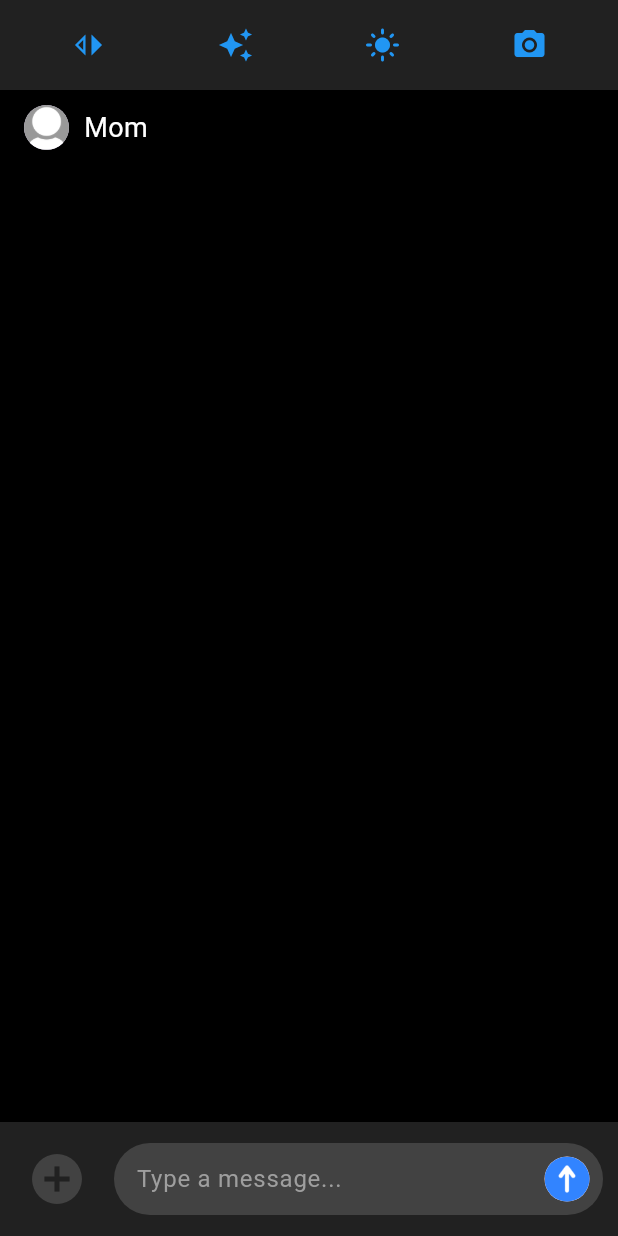
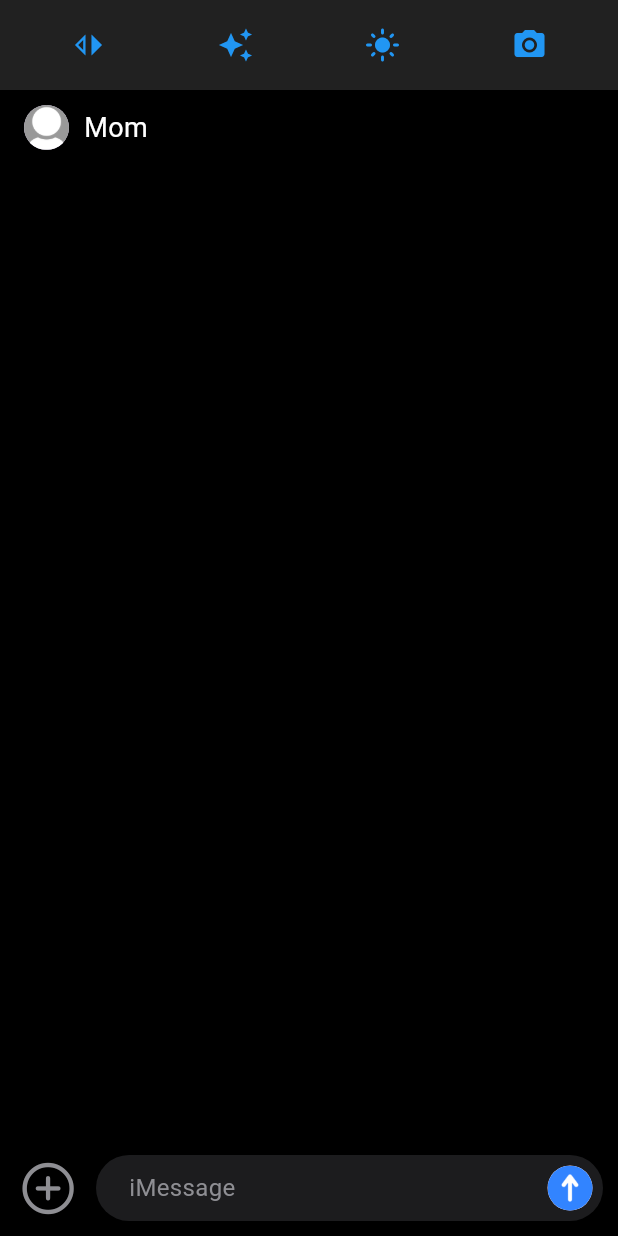
Before and after one commit to KrazeeCoder/scrapyardmar2025NiVi, a Flutter app: the screen it shows after launch, on a phone screen of 412 x 824 dp. Run offline on Flutter 3.47's test engine with Material 3 defaults, Android fonts, the phone set to English and light mode, and no system bars; drawn by our look-alikes of screenshot; our stand-ins replace google_generative_ai, share_plus.

Commit message:
bottom bar and chat messages

```diff
--- a/lib/fakeChatScreen.dart
+++ b/lib/fakeChatScreen.dart
@@ -1,5 +1,6 @@
 import 'dart:io';
 import 'dart:typed_data';
+import 'package:flutter/cupertino.dart';
 import 'package:flutter/material.dart';
 import 'package:screenshot/screenshot.dart';
 import 'package:path_provider/path_provider.dart';
@@ -89,7 +90,18 @@ class _FakeChatScreenState extends State<FakeChatScreen> {
             isDarkMode: isDarkMode, // Pass the current theme mode
           ),
           // Add the profile picture and "Mom" text here
-          Container(
+          CupertinoTheme(
+            data: CupertinoThemeData(
+              brightness: isDarkMode ? Brightness.dark : Brightness.light,
+              textTheme: CupertinoTextThemeData(
+                textStyle: TextStyle(
+                  fontFamily: '.SF UI Text', // Cupertino/iMessage-like font
+                  fontSize: 16,
+                  color: isDarkMode ? Colors.white : Colors.black,
+                ),
+              ),
+            ),
+            child: Container(
               color: backgroundColor,
               padding: const EdgeInsets.symmetric(vertical: 10, horizontal: 16),
               child: Row(
@@ -104,6 +116,7 @@ class _FakeChatScreenState extends State<FakeChatScreen> {
                     style: TextStyle(color: textColor, fontSize: 18),
                   ),
                 ],
+              ),
             ),
           ),
           Expanded(
--- a/lib/inputField.dart
+++ b/lib/inputField.dart
@@ -1,3 +1,4 @@
+import 'package:flutter/cupertino.dart';
 import 'package:flutter/material.dart';
 
 class InputField extends StatelessWidget {
@@ -16,19 +17,31 @@ class InputField extends StatelessWidget {
 
   @override
   Widget build(BuildContext context) {
-    return Container(
+    return CupertinoTheme(
+      data: CupertinoThemeData(
+        brightness: isDarkMode ? Brightness.dark : Brightness.light,
+        textTheme: CupertinoTextThemeData(
+          textStyle: TextStyle(
+            fontFamily: '.SF UI Text', // Cupertino/iMessage-like font
+            fontSize: 16,
+            color: isDarkMode ? Colors.white : Colors.black,
+          ),
+        ),
+      ),
+      child: Container(
         padding: const EdgeInsets.all(10),
-      color: isDarkMode ? Colors.grey[900] : Colors.grey[200],
+        color: isDarkMode ? CupertinoColors.systemBackground.darkColor : CupertinoColors.systemBackground,
         child: Row(
           children: [
             // Plus icon on the left
-          IconButton(
+            CupertinoButton(
+              padding: EdgeInsets.zero,
               onPressed: () {
                 // Add functionality for the plus icon (e.g., show attachment options)
               },
-            icon: Icon(
-              Icons.add_circle,
-              color: isDarkMode ? Colors.grey[800] : Colors.grey[200],
+              child: Icon(
+                CupertinoIcons.add_circled,
+                color: isDarkMode ? CupertinoColors.systemGrey : CupertinoColors.systemGrey2,
                 size: 40,
               ),
             ),
@@ -37,33 +50,34 @@ class InputField extends StatelessWidget {
             Expanded(
               child: Container(
                 decoration: BoxDecoration(
-                color: isDarkMode ? Colors.grey[800] : Colors.grey[300],
+                  color: isDarkMode ? CupertinoColors.systemGrey6.darkColor : CupertinoColors.systemGrey6,
                   borderRadius: BorderRadius.circular(25),
                 ),
                 child: Row(
                   children: [
                     const SizedBox(width: 15),
                     Expanded(
-                    child: TextField(
+                      child: CupertinoTextField(
                         controller: controller,
                         style: TextStyle(
-                        color: isDarkMode ? Colors.white : Colors.black,
+                          color: isDarkMode ? CupertinoColors.white : CupertinoColors.black,
                           fontSize: 16,
                         ),
-                      decoration: InputDecoration(
-                        hintText: "Type a message...",
-                        hintStyle: TextStyle(
-                          color: Colors.grey[500],
+                        decoration: BoxDecoration(
+                          border: Border(top: BorderSide.none, bottom: BorderSide.none, right: BorderSide.none, left: BorderSide.none, ),
+                        ),
+                        placeholder: "iMessage",
+                        placeholderStyle: TextStyle(
+                          color: CupertinoColors.systemGrey,
                           fontSize: 16,
-                        ),
-                        border: InputBorder.none,
                         ),
                       ),
                     ),
                     // Send button (custom icon from assets)
-                  IconButton(
+                    CupertinoButton(
+                      padding: EdgeInsets.zero,
                       onPressed: onSendPressed,
-                    icon: CircleAvatar(
+                      child: CircleAvatar(
                         backgroundImage: AssetImage('assets/sentMessage.png'),
                         radius: 15,
                       ),
@@ -74,6 +88,7 @@ class InputField extends StatelessWidget {
             ),
           ],
         ),
+      ),
     );
   }
 }
--- a/pubspec.yaml
+++ b/pubspec.yaml
@@ -19,6 +19,7 @@ dependencies:
   screenshot: ^3.0.0
   share_plus: ^10.1.4
   google_generative_ai: ^0.4.6
+  intl: ^0.20.2
 
 dev_dependencies:
   flutter_test:
```
Also changed, not shown: lib/messageWidget.dart (+26 -4 lines), pubspec.lock. Lines whose indentation alone changed are shown as unchanged.
